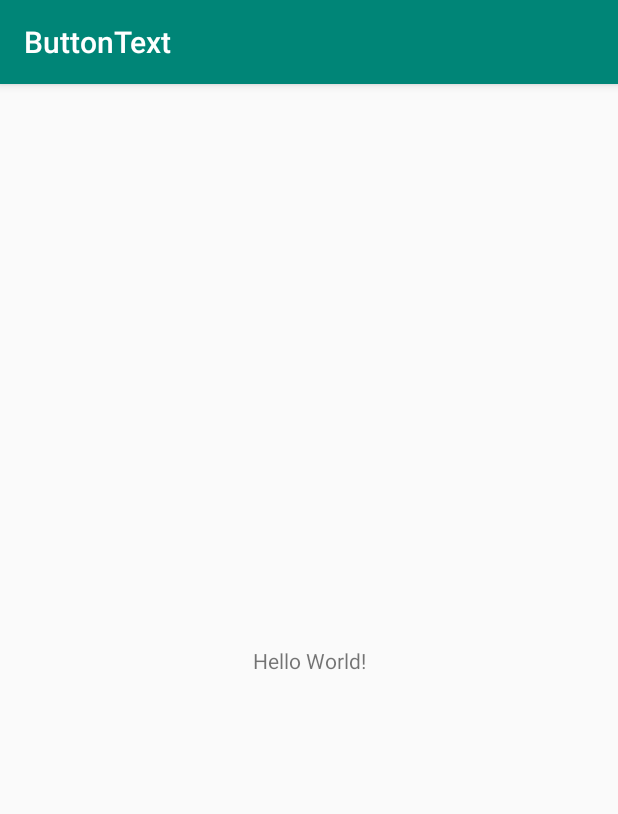
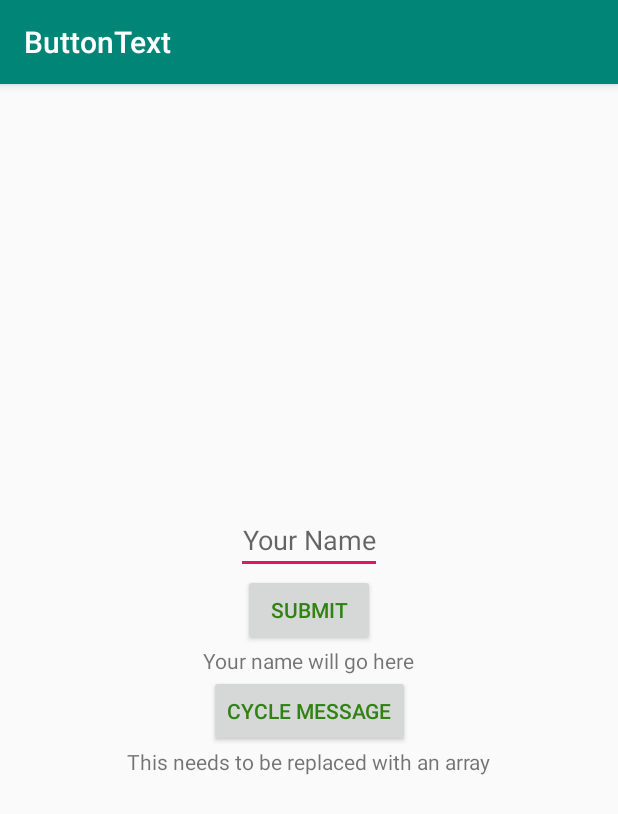
Before and after one commit to MildlyJealousJellyBean/dlt-ma, an Android app: the screen it shows after launch (MainActivity), on a phone screen of 412 x 824 dp. Shown: the top 814 px of the screen. Run offline under Robolectric (Android 15) with nearby library versions, the phone set to English and light mode, and no system bars.

Commit message:
Created Front End

```diff
--- a/ButtonText/app/src/main/AndroidManifest.xml
+++ b/ButtonText/app/src/main/AndroidManifest.xml
@@ -1,7 +1,7 @@
 <?xml version="1.0" encoding="utf-8"?>
 <manifest xmlns:android="http://schemas.android.com/apk/res/android"
     xmlns:dist="http://schemas.android.com/apk/distribution"
-    package="com.chigurupatiparthiv.buttontext" >
+    package="com.chigurupatiparthiv.buttontext">
 
     <dist:module dist:instant="true" />
 
@@ -11,8 +11,8 @@
         android:label="@string/app_name"
         android:roundIcon="@mipmap/ic_launcher_round"
         android:supportsRtl="true"
-        android:theme="@style/AppTheme" >
-        <activity android:name=".MainActivity" >
+        android:theme="@style/AppTheme">
+        <activity android:name=".MainActivity">
             <intent-filter>
                 <action android:name="android.intent.action.MAIN" />
 
--- a/ButtonText/app/src/main/res/layout/activity_main.xml
+++ b/ButtonText/app/src/main/res/layout/activity_main.xml
@@ -1,19 +1,62 @@
 <?xml version="1.0" encoding="utf-8"?>
-<androidx.constraintlayout.widget.ConstraintLayout
-    xmlns:android="http://schemas.android.com/apk/res/android"
+<androidx.constraintlayout.widget.ConstraintLayout xmlns:android="http://schemas.android.com/apk/res/android"
+    xmlns:app="http://schemas.android.com/apk/res-auto"
     xmlns:tools="http://schemas.android.com/tools"
-    xmlns:app="http://schemas.android.com/apk/res-auto"
     android:layout_width="match_parent"
     android:layout_height="match_parent"
     tools:context=".MainActivity">
 
-    <TextView
+    <EditText
+        android:id="@+id/responseEditText"
         android:layout_width="wrap_content"
         android:layout_height="wrap_content"
-        android:text="Hello World!"
+        android:hint="@string/name_hint_text"
+        android:gravity="center"
+        app:layout_constraintBottom_toTopOf="@+id/nameButton"
+        app:layout_constraintLeft_toLeftOf="parent"
+        app:layout_constraintRight_toRightOf="parent" />
+
+    <Button
+        android:id="@+id/nameButton"
+        android:onClick="changeName"
+        android:layout_width="wrap_content"
+        android:layout_height="wrap_content"
+        android:text="@string/name_button"
+        android:textColor="#318214"
+        android:textAllCaps="true"
+        app:layout_constraintBottom_toTopOf="@id/nameView"
+        app:layout_constraintLeft_toLeftOf="parent"
+        app:layout_constraintRight_toRightOf="parent" />
+
+    <TextView
+        android:id="@+id/nameView"
+        android:layout_width="wrap_content"
+        android:layout_height="wrap_content"
+        android:text="@string/name_text"
         app:layout_constraintBottom_toBottomOf="parent"
         app:layout_constraintLeft_toLeftOf="parent"
         app:layout_constraintRight_toRightOf="parent"
         app:layout_constraintTop_toTopOf="parent" />
 
+    <Button
+        android:id="@+id/messageButton"
+        android:onClick="changeMessage"
+        android:layout_width="wrap_content"
+        android:layout_height="wrap_content"
+        android:text="@string/message_button"
+        android:textColor="#318214"
+        android:textAllCaps="true"
+        app:layout_constraintTop_toBottomOf="@id/nameView"
+        app:layout_constraintLeft_toLeftOf="parent"
+        app:layout_constraintRight_toRightOf="parent" />
+
+    <TextView
+        android:id="@+id/messageView"
+        android:layout_width="wrap_content"
+        android:layout_height="wrap_content"
+        android:text="@string/message_text"
+        app:layout_constraintLeft_toLeftOf="parent"
+        app:layout_constraintRight_toRightOf="parent"
+        app:layout_constraintTop_toBottomOf="@id/messageButton" />
+
 </androidx.constraintlayout.widget.ConstraintLayout>
--- a/ButtonText/app/src/main/res/mipmap-anydpi-v26/ic_launcher.xml
+++ b/ButtonText/app/src/main/res/mipmap-anydpi-v26/ic_launcher.xml
@@ -1,5 +1,5 @@
 <?xml version="1.0" encoding="utf-8"?>
 <adaptive-icon xmlns:android="http://schemas.android.com/apk/res/android">
-    <background android:drawable="@drawable/ic_launcher_background"/>
-    <foreground android:drawable="@drawable/ic_launcher_foreground"/>
+    <background android:drawable="@drawable/ic_launcher_background" />
+    <foreground android:drawable="@drawable/ic_launcher_foreground" />
 </adaptive-icon>
--- a/ButtonText/app/src/main/res/mipmap-anydpi-v26/ic_launcher_round.xml
+++ b/ButtonText/app/src/main/res/mipmap-anydpi-v26/ic_launcher_round.xml
@@ -1,5 +1,5 @@
 <?xml version="1.0" encoding="utf-8"?>
 <adaptive-icon xmlns:android="http://schemas.android.com/apk/res/android">
-    <background android:drawable="@drawable/ic_launcher_background"/>
-    <foreground android:drawable="@drawable/ic_launcher_foreground"/>
+    <background android:drawable="@drawable/ic_launcher_background" />
+    <foreground android:drawable="@drawable/ic_launcher_foreground" />
 </adaptive-icon>
--- a/ButtonText/app/src/main/res/values/strings.xml
+++ b/ButtonText/app/src/main/res/values/strings.xml
@@ -1,3 +1,8 @@
 <resources>
     <string name="app_name">ButtonText</string>
+    <string name="name_button">Submit</string>
+    <string name="name_text">Your name will go here</string>
+    <string name="name_hint_text">Your Name</string>
+    <string name="message_button">Cycle Message</string>
+    <string name="message_text">This needs to be replaced with an array</string>
 </resources>
--- a/ButtonText/gradle.properties
+++ b/ButtonText/gradle.properties
@@ -1,21 +1,16 @@
 # Project-wide Gradle settings.
-
 # IDE (e.g. Android Studio) users:
 # Gradle settings configured through the IDE *will override*
 # any settings specified in this file.
-
 # For more details on how to configure your build environment visit
 # http://www.gradle.org/docs/current/userguide/build_environment.html
-
 # Specifies the JVM arguments used for the daemon process.
 # The setting is particularly useful for tweaking memory settings.
 org.gradle.jvmargs=-Xmx1536m
-
 # When configured, Gradle will run in incubating parallel mode.
 # This option should only be used with decoupled projects. More details, visit
 # http://www.gradle.org/docs/current/userguide/multi_project_builds.html#sec:decoupled_projects
 # org.gradle.parallel=true
-
 # AndroidX package structure to make it clearer which packages are bundled with the
 # Android operating system, and which are packaged with your app's APK
 # https://developer.android.com/topic/libraries/support-library/androidx-rn
```
Also changed, not shown: ButtonText/app/src/main/java/com/chigurupatiparthiv/buttontext/MainActivity.java (+76 -0 lines), ButtonText/app/src/main/res/drawable-v24/ic_launcher_foreground.xml (+6 -6 lines), ButtonText/app/src/main/res/drawable/ic_launcher_background.xml (+166 -70 lines), 1 other file.
